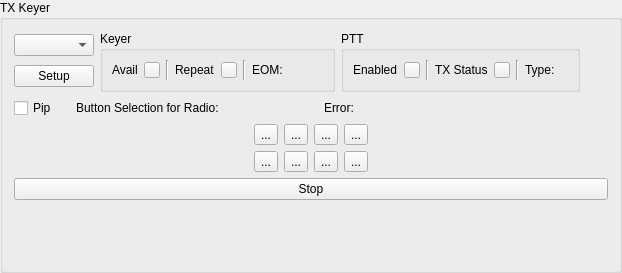
First picture: the form in mqt/MqtLogger/txvmbuttonsframe.ui, repository Rsclub22/Minos2-Mirror, before the edit.
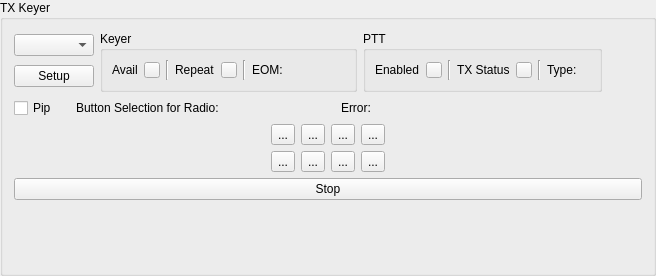
Second picture: the form after the edit.

What changed in the file:
```diff
--- a/mqt/MqtLogger/txvmbuttonsframe.ui
+++ b/mqt/MqtLogger/txvmbuttonsframe.ui
@@ -6,8 +6,8 @@
    <rect>
     <x>0</x>
     <y>0</y>
-    <width>622</width>
-    <height>273</height>
+    <width>656</width>
+    <height>276</height>
    </rect>
   </property>
   <property name="windowTitle">
```
Left out of the diff: 7 changed lines with no effect on the pictures.
